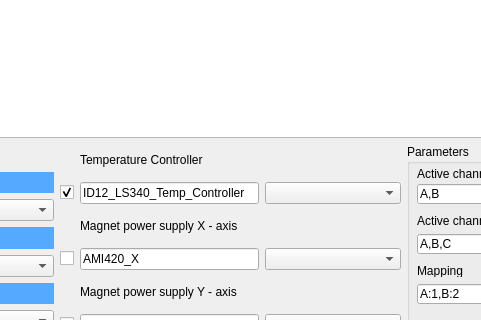
Above: PyGMI_files/Instruments_connection.ui from Argonne-National-Laboratory/PyGMI before the change; both pictures show x 298 to 779 and y 85 to 405 of the 1086 by 762 pixel window. Below: the same form after it.
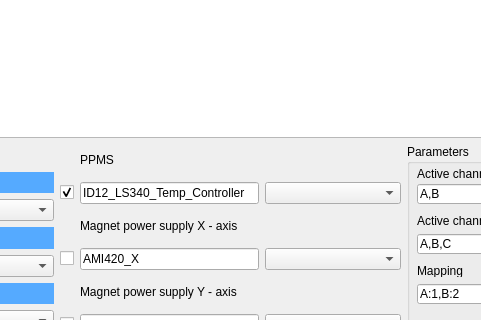
That is the form after the change.

```diff
--- a/PyGMI_files/Instruments_connection.ui
+++ b/PyGMI_files/Instruments_connection.ui
@@ -716,7 +716,7 @@
      <item row="0" column="1" colspan="3">
       <widget class="QLabel" name="label_14">
        <property name="text">
-        <string>Temperature Controller</string>
+        <string>PPMS</string>
        </property>
       </widget>
      </item>
```
Left out of the diff: 18 changed lines with no effect on the pictures.
